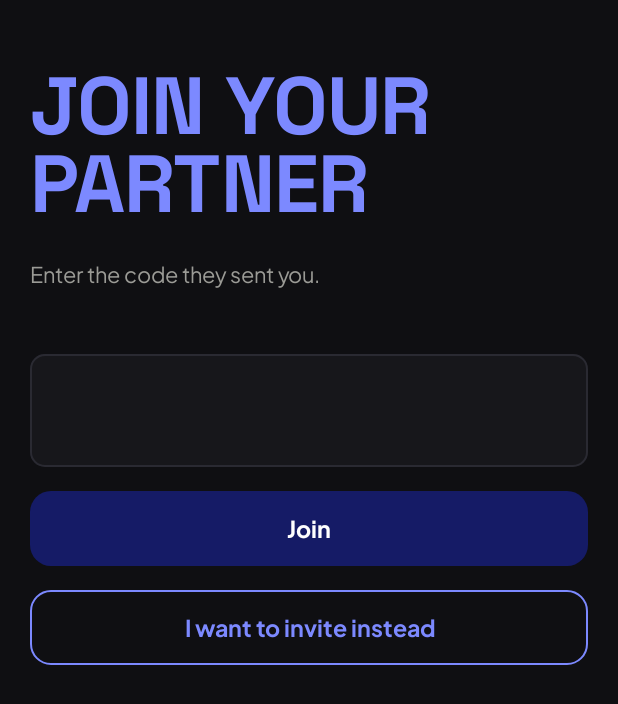
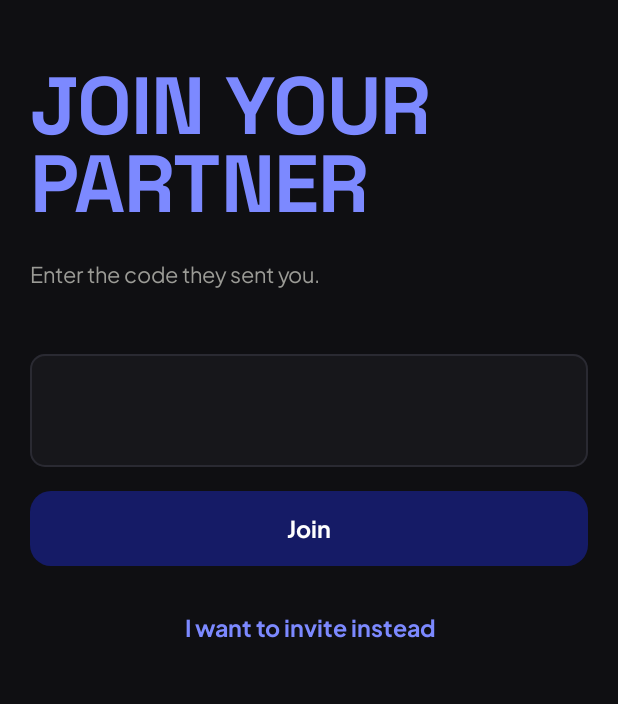
Before and after one commit to alibabaeinote/Moviemate, an Android app built with Jetpack Compose: the JoinPartnerScreen screen opened through its navigation route, on a phone screen of 412 x 824 dp. Shown: the top 704 px of the screen. Run offline under Robolectric (Android 15) with nearby library versions, the phone set to English and light mode, and no system bars; our stand-ins replace Firebase (no records; nobody signed in at launch, a user with empty details on screens opened directly).

Commit message:
Add LinkCta: a third button tier for same-weight alternate paths
"I have a code instead" and "I want to invite instead" were SecondaryCta,
giving them the same bordered-container weight as "Done — next" right
above — stacked, they read as two equally deliberate choices when one of
them is just the other door into the same flow, not a decision.

Added LinkCta: no container at all, just colors.textAccent text — the
existing link/accent color, no new token. Documented the three-tier
hierarchy (Design System §8): SecondaryCta stays for anything with a real
consequence ("Not feeling it"); LinkCta is for "instead" navigation where
neither path is more committed than the other.

Co-Authored-By: Claude Sonnet 5 <noreply@anthropic.com>
Claude-Session: https://claude.ai/code/session_01UK9TDbmpdiRYpy2fooHd3i

```diff
--- a/android/app/src/main/java/com/moviemate/app/ui/components/Buttons.kt
+++ b/android/app/src/main/java/com/moviemate/app/ui/components/Buttons.kt
@@ -131,3 +131,41 @@ fun SecondaryCta(
         )
     }
 }
+
+/**
+ * A same-weight alternative path, not a decision — no container at all. The
+ * coloured label is the whole affordance, like a link.
+ *
+ * Reserved for "instead" navigation ("I have a code instead", "I want to
+ * invite instead") — two ways into the same flow, neither more committed
+ * than the other. An action with a real consequence stays [SecondaryCta]:
+ * without a container it reads as a stray line of text, not something that
+ * was worth a deliberate tap.
+ */
+@Composable
+fun LinkCta(
+    label: String,
+    onClick: () -> Unit,
+    modifier: Modifier = Modifier,
+    enabled: Boolean = true,
+) {
+    val colors = MovieMateTheme.colors
+    val interactionSource = remember { MutableInteractionSource() }
+    val scale by rememberPressScale(interactionSource)
+    val contentAlpha = if (enabled) 1f else Opacity.disabled
+
+    Box(
+        modifier = modifier
+            .fillMaxWidth()
+            .scale(scale)
+            .pressable(interactionSource = interactionSource, enabled = enabled, onClick = onClick)
+            .padding(vertical = 15.dp, horizontal = Space.screenGutter),
+        contentAlignment = Alignment.Center,
+    ) {
+        Text(
+            text = label,
+            style = MovieMateType.cta,
+            color = colors.textAccent.copy(alpha = contentAlpha),
+        )
+    }
+}
--- a/android/app/src/main/java/com/moviemate/app/ui/screens/onboarding/PairSetupScreens.kt
+++ b/android/app/src/main/java/com/moviemate/app/ui/screens/onboarding/PairSetupScreens.kt
@@ -28,6 +28,7 @@ import androidx.compose.ui.text.style.TextAlign
 import androidx.lifecycle.compose.collectAsStateWithLifecycle
 import androidx.lifecycle.viewmodel.compose.viewModel
 import com.moviemate.app.di.LocalAppGraph
+import com.moviemate.app.ui.components.LinkCta
 import com.moviemate.app.ui.components.PrimaryCta
 import com.moviemate.app.ui.components.SecondaryCta
 import com.moviemate.app.ui.core.ActionState
@@ -89,8 +90,9 @@ fun InvitePartnerScreen(
 
                 // Sharing is the one thing this screen exists for — reading the
                 // code aloud works too, but the button that does it still gets
-                // the strong weight. Moving on is just leaving the screen, so it
-                // stays quiet, the same as "I have a code instead" below.
+                // the strong weight. Moving on is just leaving the screen, so
+                // it stays quiet — one step down from "I have a code instead"
+                // below, which isn't a decision at all, just the other door.
                 PrimaryCta(
                     label = "Share the code",
                     onClick = { context.shareInviteCode(invite.inviteCode) },
@@ -103,7 +105,7 @@ fun InvitePartnerScreen(
             }
         }
 
-        SecondaryCta(label = "I have a code instead", onClick = onJoinInstead)
+        LinkCta(label = "I have a code instead", onClick = onJoinInstead)
     }
 }
 
@@ -191,6 +193,6 @@ fun JoinPartnerScreen(
             onClick = { viewModel.join(code) },
             enabled = code.isNotBlank() && !action.isRunning,
         )
-        SecondaryCta(label = "I want to invite instead", onClick = onInviteInstead)
+        LinkCta(label = "I want to invite instead", onClick = onInviteInstead)
     }
 }
```
Also changed, not shown: 1 other file.
